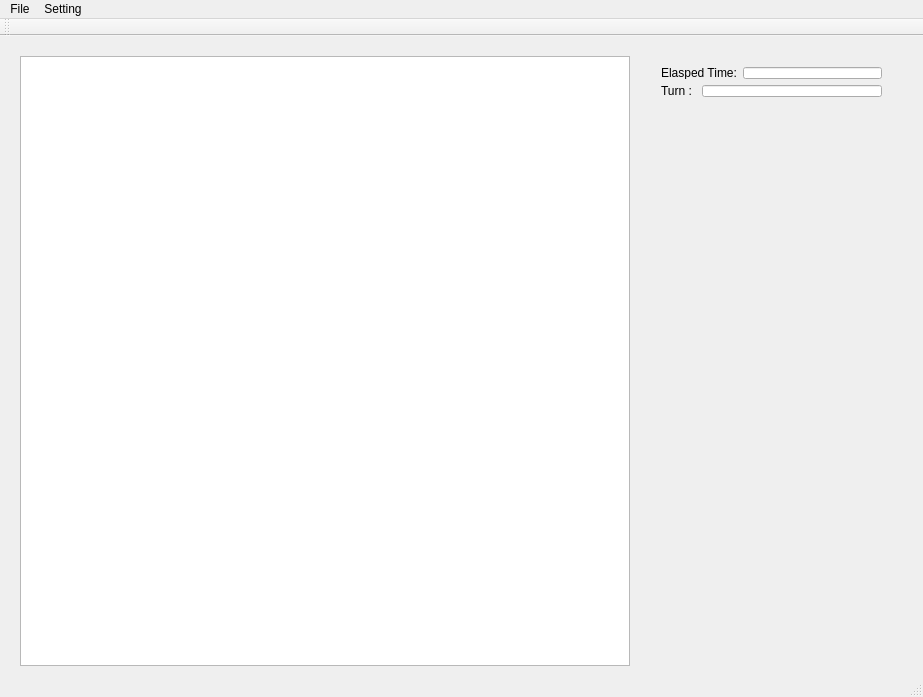
The window that mainwindow.ui (jopemachine-playground/Gomoku-Qt) describes before a commit, drawn with Qt 5.
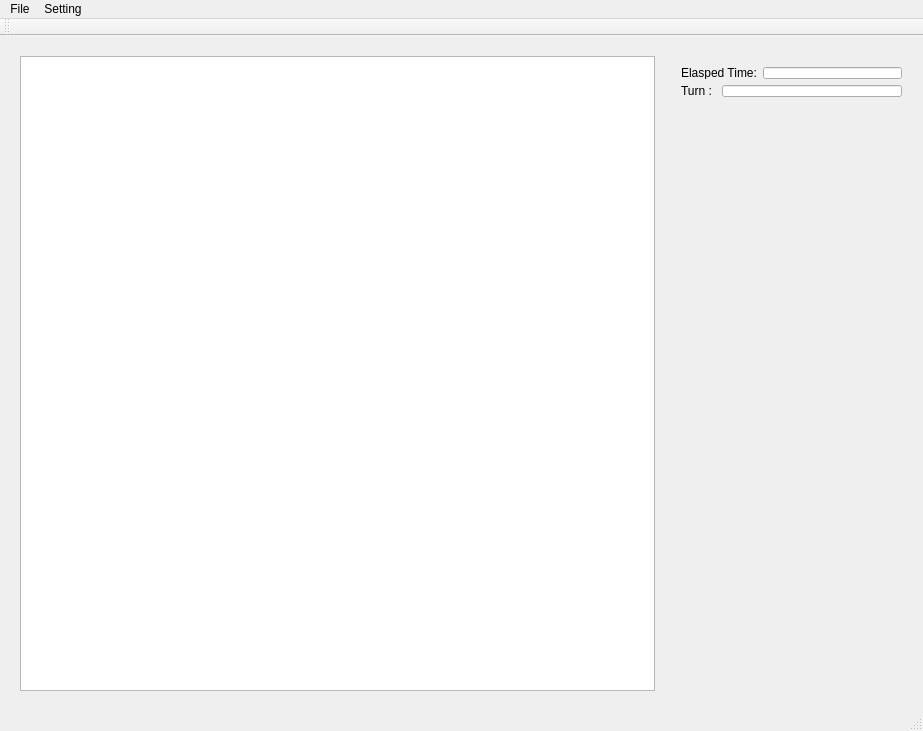
The same window after the commit.

```diff
--- a/mainwindow.ui
+++ b/mainwindow.ui
@@ -7,27 +7,48 @@
     <x>0</x>
     <y>0</y>
     <width>923</width>
-    <height>697</height>
+    <height>731</height>
    </rect>
   </property>
   <property name="windowTitle">
    <string>MainWindow</string>
   </property>
+  <property name="autoFillBackground">
+   <bool>false</bool>
+  </property>
   <widget class="QWidget" name="centralWidget">
    <widget class="QGraphicsView" name="graphicsView">
     <property name="geometry">
      <rect>
       <x>20</x>
       <y>20</y>
-      <width>610</width>
-      <height>610</height>
+      <width>635</width>
+      <height>635</height>
      </rect>
     </property>
+    <property name="backgroundBrush">
+     <brush brushstyle="Dense3Pattern">
+      <color alpha="255">
+       <red>161</red>
+       <green>145</green>
+       <blue>146</blue>
+      </color>
+     </brush>
+    </property>
+    <property name="alignment">
+     <set>Qt::AlignCenter</set>
+    </property>
+    <property name="transformationAnchor">
+     <enum>QGraphicsView::NoAnchor</enum>
+    </property>
+    <property name="resizeAnchor">
+     <enum>QGraphicsView::NoAnchor</enum>
+    </property>
    </widget>
    <widget class="QWidget" name="layoutWidget">
     <property name="geometry">
      <rect>
-      <x>650</x>
+      <x>670</x>
       <y>20</y>
       <width>243</width>
       <height>52</height>
```
Left out of the diff: 21 changed lines with no effect on the pictures.
